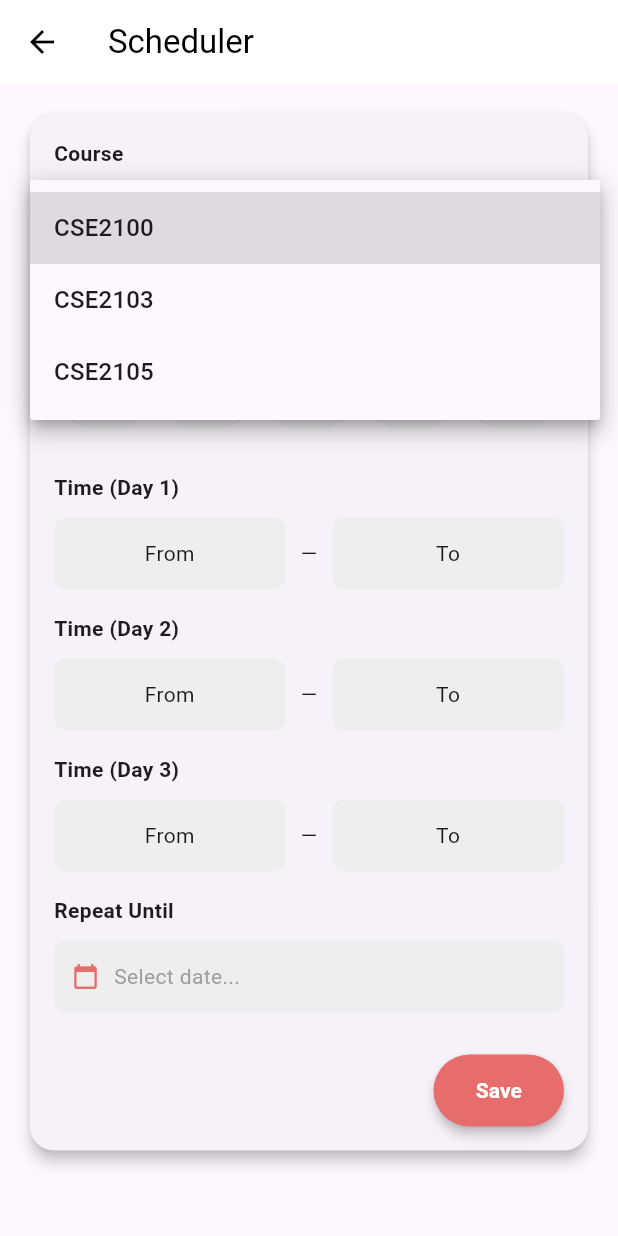
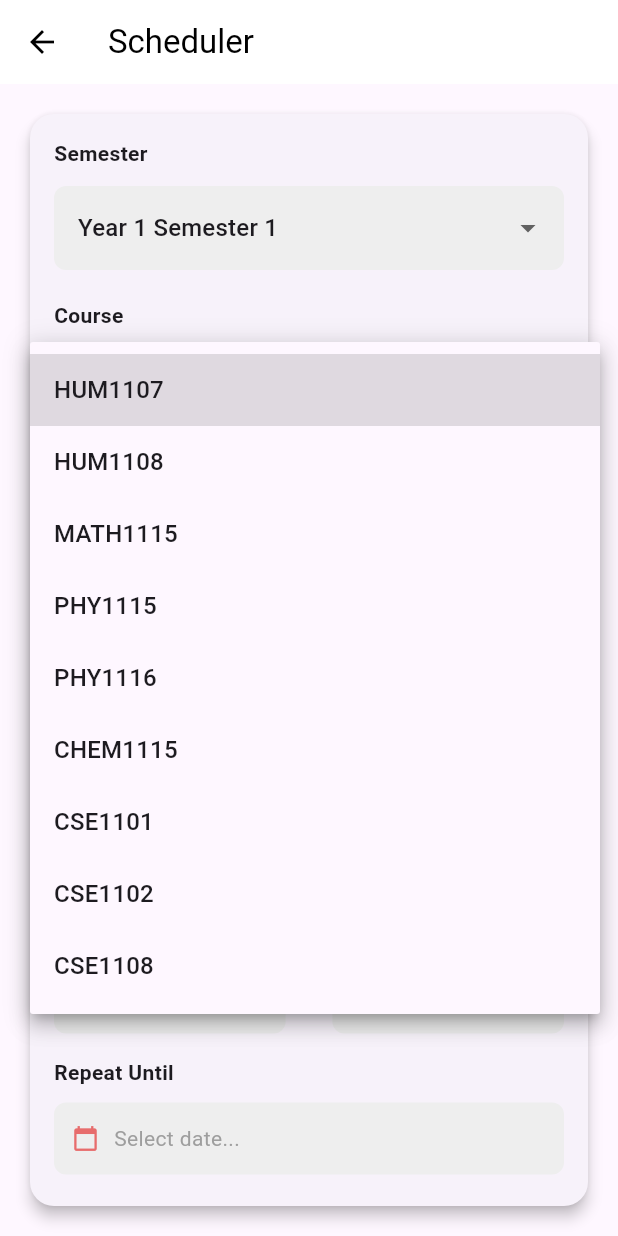
Before and after one commit to adityasaha03/AUSTmate, a Flutter app: the SchedulerPage screen opened directly, after a tap on "Select Course...", on a phone screen of 412 x 824 dp. Run offline on Flutter 3.47's test engine with Material 3 defaults, Android fonts, the phone set to English and light mode, and no system bars; our stand-ins replace flutter_secure_storage, google_sign_in, supabase_flutter, webview_flutter; accounts and stored records are empty.

Commit message:
update: filter added to scheduler page, all courses available

```diff
--- a/austmate/lib/pages/scheduler_page.dart
+++ b/austmate/lib/pages/scheduler_page.dart
@@ -9,9 +9,64 @@ class SchedulerPage extends StatefulWidget {
 }
 
 class _SchedulerPageState extends State<SchedulerPage> {
+  String selectedSemester = "Year 1 Semester 1";
   String? selectedCourse;
   DateTime? repeatUntil;
   bool _saving = false;
+
+  final List<String> semesterList = [
+    "Year 1 Semester 1",
+    "Year 1 Semester 2",
+    "Year 2 Semester 1",
+    "Year 2 Semester 2",
+    "Year 3 Semester 1",
+    "Year 3 Semester 2",
+    "Year 4 Semester 1",
+    "Year 4 Semester 2",
+  ];
+
+  // Course list per semester
+  static const Map<String, List<String>> semesterCourses = {
+  "Year 1 Semester 1": [
+    "HUM1107", "HUM1108", "MATH1115", "PHY1115", "PHY1116",
+    "CHEM1115", "CSE1101", "CSE1102", "CSE1108",
+  ],
+  "Year 1 Semester 2": [
+    "MATH1219", "ME1211", "ME1214", "EEE1241", "EEE1242",
+    "CSE1200", "CSE1203", "CSE1205", "CSE1206",
+  ],
+  "Year 2 Semester 1": [
+    "HUM2109", "MATH2101", "EEE2141", "EEE2142", "CSE2100",
+    "CSE2103", "CSE2104", "CSE2105", "CSE2106",
+  ],
+  "Year 2 Semester 2": [
+    "MATH2203", "CSE2200", "CSE2201", "CSE2202", "CSE2207",
+    "CSE2208", "CSE2211", "CSE2213", "CSE2214",
+  ],
+  "Year 3 Semester 1": [
+    "HUM3115", "CSE3100", "CSE3101", "CSE3103", "CSE3104",
+    "CSE3109", "CSE3110", "CSE3117", "CSE3118",
+  ],
+  "Year 3 Semester 2": [
+    "HUM3207", "CSE3200", "CSE3201", "CSE3202", "CSE3207",
+    "CSE3208", "CSE3213", "CSE3214", "CSE3223", "CSE3224",
+  ],
+  "Year 4 Semester 1": [
+    "IPE4111", "CSE4100", "CSE4113", "CSE4114", "CSE4129", "CSE4130",
+    "CSE4131", "CSE4132", "CSE4137", "CSE4138", "CSE4139", "CSE4140",
+    "CSE4141", "CSE4142", "CSE4143", "CSE4144", "CSE4147", "CSE4148",
+    "CSE4173", "CSE4174", "CSE4175", "CSE4176", "CSE4181", "CSE4182",
+  ],
+  "Year 4 Semester 2": [
+    "CSE4203", "CSE4204", "CSE4250", "CSE4209", "CSE4210", "CSE4211",
+    "CSE4212", "CSE4225", "CSE4226", "CSE4227", "CSE4228", "CSE4257",
+    "CSE4258", "CSE4261", "CSE4262", "CSE4263", "CSE4264", "CSE4283",
+    "CSE4284", "CSE4285", "CSE4286",
+  ],
+};
+
+  List<String> get currentCourses =>
+      semesterCourses[selectedSemester] ?? [];
 
   Map<String, bool> weekdays = {
     "Sunday": false,
@@ -121,7 +176,6 @@ class _SchedulerPageState extends State<SchedulerPage> {
       return;
     }
 
-    // Each selected day maps to its own time slot
     final startTimes = [oneFrom, twoFrom, threeFrom];
     final endTimes = [oneTo, twoTo, threeTo];
 
@@ -178,7 +232,37 @@ class _SchedulerPageState extends State<SchedulerPage> {
               child: Column(
                 crossAxisAlignment: CrossAxisAlignment.start,
                 children: [
-                  // Course
+
+                  // --- Semester ---
+                  const Text("Semester",
+                      style: TextStyle(fontWeight: FontWeight.bold)),
+                  const SizedBox(height: 12),
+                  DropdownButtonFormField<String>(
+                    value: selectedSemester,
+                    decoration: InputDecoration(
+                      filled: true,
+                      fillColor: Colors.grey.shade200,
+                      border: OutlineInputBorder(
+                        borderRadius: BorderRadius.circular(8),
+                        borderSide: BorderSide.none,
+                      ),
+                    ),
+                    items: semesterList
+                        .map((s) => DropdownMenuItem(value: s, child: Text(s)))
+                        .toList(),
+                    onChanged: (v) {
+                      if (v != null) {
+                        setState(() {
+                          selectedSemester = v;
+                          selectedCourse = null; // reset course on semester change
+                        });
+                      }
+                    },
+                  ),
+
+                  const SizedBox(height: 20),
+
+                  // --- Course ---
                   const Text("Course",
                       style: TextStyle(fontWeight: FontWeight.bold)),
                   const SizedBox(height: 12),
@@ -193,16 +277,15 @@ class _SchedulerPageState extends State<SchedulerPage> {
                       ),
                     ),
                     hint: const Text("Select Course..."),
-                    items: ["CSE2100", "CSE2103", "CSE2105"]
-                        .map((c) =>
-                            DropdownMenuItem(value: c, child: Text(c)))
+                    items: currentCourses
+                        .map((c) => DropdownMenuItem(value: c, child: Text(c)))
                         .toList(),
                     onChanged: (v) => setState(() => selectedCourse = v),
                   ),
 
                   const SizedBox(height: 30),
 
-                  // Weekdays
+                  // --- Weekdays ---
                   const Text("Weekdays",
                       style: TextStyle(fontWeight: FontWeight.bold)),
                   const SizedBox(height: 15),
@@ -244,7 +327,7 @@ class _SchedulerPageState extends State<SchedulerPage> {
 
                   const SizedBox(height: 30),
 
-                  // Time slots
+                  // --- Time slots ---
                   _buildTimeRow(
                     "Time (Day 1)",
                     oneFrom, oneTo,
@@ -264,7 +347,7 @@ class _SchedulerPageState extends State<SchedulerPage> {
                     (v) => setState(() => threeTo = v),
                   ),
 
-                  // Repeat Until
+                  // --- Repeat Until ---
                   const Text("Repeat Until",
                       style: TextStyle(fontWeight: FontWeight.bold)),
                   const SizedBox(height: 10),
@@ -298,7 +381,7 @@ class _SchedulerPageState extends State<SchedulerPage> {
 
                   const SizedBox(height: 28),
 
-                  // Save button
+                  // --- Save ---
                   Align(
                     alignment: Alignment.centerRight,
                     child: ElevatedButton(
@@ -324,6 +407,7 @@ class _SchedulerPageState extends State<SchedulerPage> {
                                   TextStyle(fontWeight: FontWeight.w600)),
                     ),
                   ),
+                  const SizedBox(height: 20),
                 ],
               ),
             ),
```
